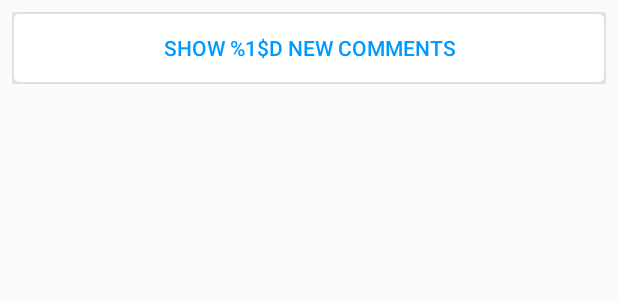
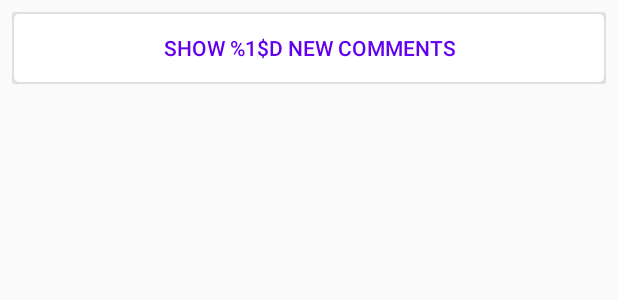
Before and after one commit to FastComments/fastcomments-android, an Android app built with Jetpack Compose: the layout item_button.xml on its own in the app's theme, with its tools: preview values and no code run, on a phone screen of 412 x 824 dp. Shown: the top 300 px of the screen. Run offline under Robolectric (Android 15) with nearby library versions, the phone set to English and light mode, and no system bars.

```diff
--- a/libraries/sdk/src/main/res/layout/item_button.xml
+++ b/libraries/sdk/src/main/res/layout/item_button.xml
@@ -9,7 +9,7 @@
         android:layout_width="match_parent"
         android:layout_height="wrap_content"
         android:background="@drawable/button_background"
-        android:textColor="@color/fastcomments_link_color"
+        android:textColor="@color/fastcomments_load_more_button_text_color"
         android:paddingStart="16dp"
         android:paddingEnd="16dp"
         android:paddingTop="8dp"
--- a/libraries/sdk/src/main/res/values/colors.xml
+++ b/libraries/sdk/src/main/res/values/colors.xml
@@ -18,4 +18,5 @@
     <color name="fastcomments_vote_count_zero_color">#808080</color>
     <color name="fastcomments_vote_divider_color">#DDDDDD</color>
     <color name="fastcomments_action_button_color">@color/primary</color>
+    <color name="fastcomments_load_more_button_text_color">@color/primary</color>
 </resources>
```
Also changed, not shown: libraries/sdk/src/main/java/com/fastcomments/sdk/CommentsTree.java (+10 -5 lines).
